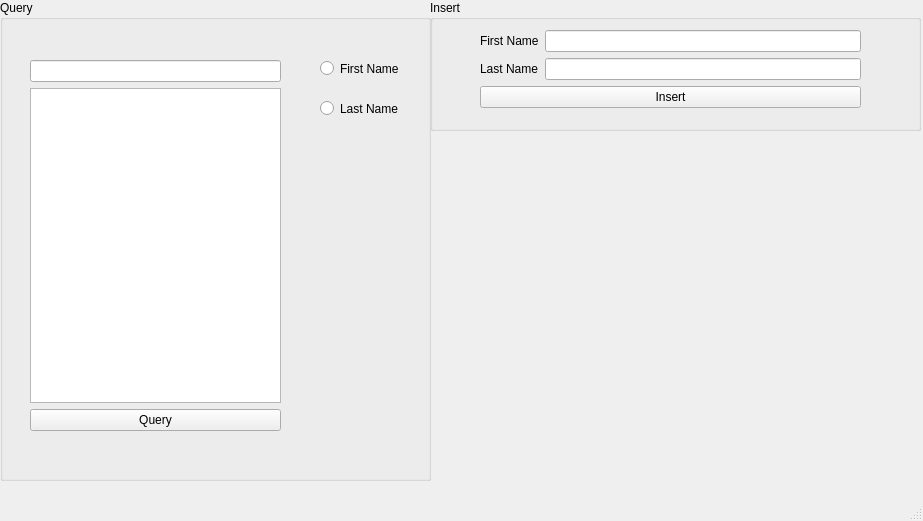
Qt form main.ui (jcalvarezj/qtpoc) before a commit.
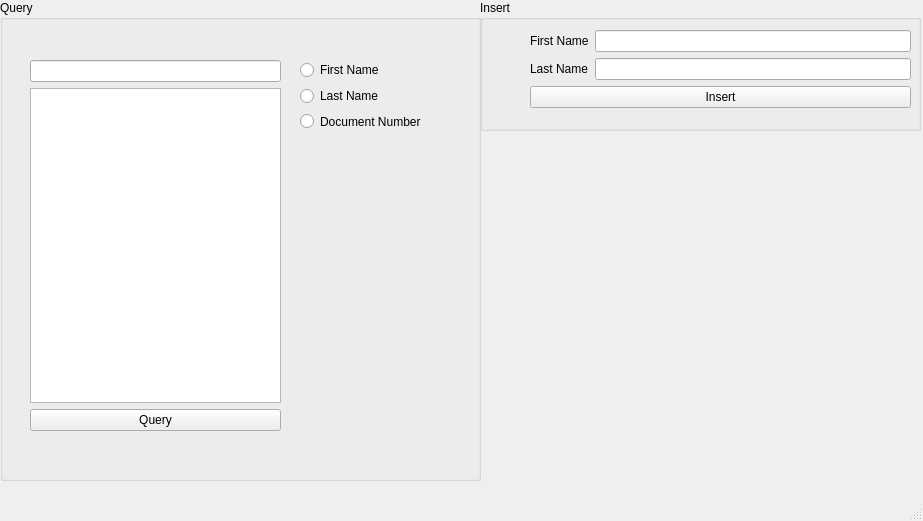
The same form after that commit.

Commit message: Implement Query button logic

What changed in the file:
```diff
--- a/main.ui
+++ b/main.ui
@@ -19,7 +19,7 @@
      <rect>
       <x>0</x>
       <y>0</y>
-      <width>431</width>
+      <width>481</width>
       <height>481</height>
      </rect>
     </property>
@@ -51,39 +51,55 @@
       </item>
      </layout>
     </widget>
-    <widget class="QRadioButton" name="rbtLastName">
+    <widget class="QWidget" name="verticalLayoutWidget_3">
      <property name="geometry">
       <rect>
-       <x>320</x>
-       <y>100</y>
-       <width>82</width>
-       <height>17</height>
-      </rect>
-     </property>
-     <property name="text">
-      <string>Last Name</string>
-     </property>
-    </widget>
-    <widget class="QRadioButton" name="rbtFirstName">
-     <property name="geometry">
-      <rect>
-       <x>320</x>
+       <x>300</x>
        <y>60</y>
-       <width>81</width>
-       <height>17</height>
+       <width>161</width>
+       <height>71</height>
       </rect>
      </property>
-     <property name="text">
-      <string>First Name</string>
-     </property>
+     <layout class="QVBoxLayout" name="verticalLayout_3">
+      <item>
+       <widget class="QRadioButton" name="rbtFirstName">
+        <property name="text">
+         <string>First Name</string>
+        </property>
+        <attribute name="buttonGroup">
+         <string notr="true">buttonGroup</string>
+        </attribute>
+       </widget>
+      </item>
+      <item>
+       <widget class="QRadioButton" name="rbtLastName">
+        <property name="text">
+         <string>Last Name</string>
+        </property>
+        <attribute name="buttonGroup">
+         <string notr="true">buttonGroup</string>
+        </attribute>
+       </widget>
+      </item>
+      <item>
+       <widget class="QRadioButton" name="rbtId">
+        <property name="text">
+         <string>Document Number</string>
+        </property>
+        <attribute name="buttonGroup">
+         <string notr="true">buttonGroup</string>
+        </attribute>
+       </widget>
+      </item>
+     </layout>
     </widget>
    </widget>
    <widget class="QGroupBox" name="groupBox_2">
     <property name="geometry">
      <rect>
-      <x>430</x>
+      <x>480</x>
       <y>0</y>
-      <width>491</width>
+      <width>441</width>
       <height>131</height>
      </rect>
     </property>
```
Left out of the diff: 3 changed lines with no effect on the pictures. The commit also changes 3 other files.
